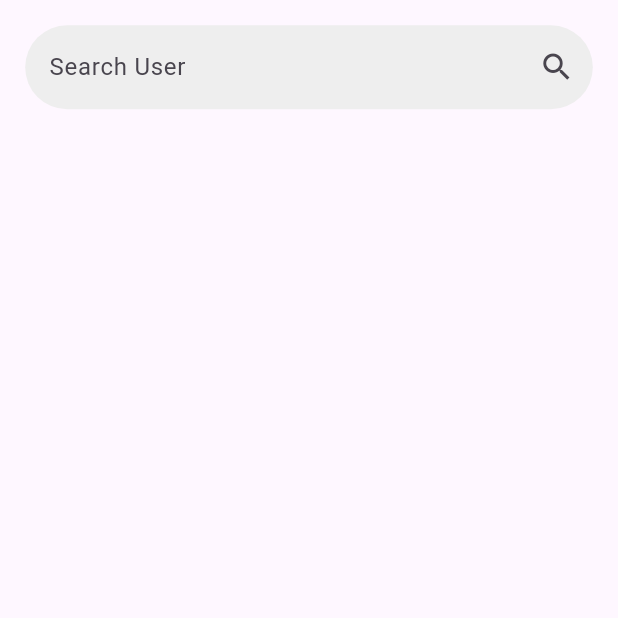
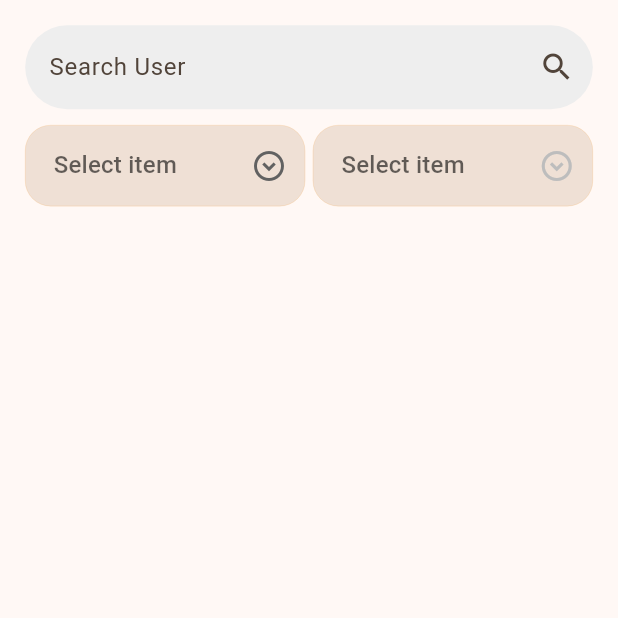
Before and after one commit to abdulrehman04/Crewmeister-app, a Flutter app: the screen it shows after launch, on a phone screen of 412 x 824 dp, the top half of it. Run offline on Flutter 3.47's test engine with Material 3 defaults, Android fonts, the phone set to English and light mode, and no system bars; our stand-ins replace flutter_screenutil, form_builder_validators, go_router, google_fonts.

Commit message:
feat: Update AppTheme colors and add AppDropdown

```diff
--- a/lib/configs/theme/_colors.dart
+++ b/lib/configs/theme/_colors.dart
@@ -1,6 +1,7 @@
 part of '../configs.dart';
 
 abstract class AppTheme {
-  static const kPrimary = Color(0xFFF7931E);
+  static const kPrimary = Color(0xFFfb9318);
   static const kWhite = Colors.white;
+  static const textSecondary = Color.fromARGB(255, 137, 137, 139);
 }
--- a/lib/main.dart
+++ b/lib/main.dart
@@ -1,3 +1,4 @@
+import 'package:crewmeister_app/configs/configs.dart';
 import 'package:crewmeister_app/router/app_router.dart';
 import 'package:flutter/material.dart';
 import 'package:flutter_screenutil/flutter_screenutil.dart';
@@ -36,8 +37,9 @@ class MyApp extends StatelessWidget {
           title: 'Crewmeister App',
           debugShowCheckedModeBanner: false,
           theme: ThemeData(
-            colorScheme: ColorScheme.fromSeed(seedColor: Colors.deepPurple),
+            colorScheme: ColorScheme.fromSeed(seedColor: AppTheme.kPrimary),
             textTheme: GoogleFonts.robotoTextTheme(),
+            primaryColor: AppTheme.kPrimary,
           ),
           routerDelegate: AppRouter.router.routerDelegate,
           routeInformationParser: AppRouter.router.routeInformationParser,
--- a/lib/screens/absence_manager/absence_manager.dart
+++ b/lib/screens/absence_manager/absence_manager.dart
@@ -1,5 +1,6 @@
 import 'package:crewmeister_app/services/responsive.dart';
-import 'package:crewmeister_app/widgets/app_text_field.dart';
+import 'package:crewmeister_app/widgets/input/app_dropdown.dart';
+import 'package:crewmeister_app/widgets/input/app_text_field.dart';
 import 'package:flutter/material.dart';
 import 'package:flutter_screenutil/flutter_screenutil.dart';
 import 'package:form_builder_validators/form_builder_validators.dart';
--- a/lib/screens/absence_manager/widgets/_base_view.dart
+++ b/lib/screens/absence_manager/widgets/_base_view.dart
@@ -20,6 +20,37 @@ class _BaseView extends StatelessWidget {
             ]),
             sufffixIcon: Icons.search,
           ),
+          10.verticalSpace,
+          Row(
+            children: [
+              Expanded(
+                child: AppDropdown(
+                  hint: "Select Item",
+                  items:
+                      [1, 2, 3, 4, 5].map((e) {
+                        return DropdownMenuItem(
+                          value: e,
+                          child: Text(e.toString()),
+                        );
+                      }).toList(),
+                  onChanged: (p0) {},
+                ),
+              ),
+              5.horizontalSpace,
+              Expanded(
+                child: AppDropdown(
+                  hint: "Select Item",
+                  items:
+                      [1, 2, 3, 4, 5].map((e) {
+                        return DropdownMenuItem(
+                          value: e,
+                          child: Text(e.toString()),
+                        );
+                      }).toList(),
+                ),
+              ),
+            ],
+          ),
         ],
       ),
     );
--- /dev/null
+++ b/lib/widgets/input/app_dropdown.dart
@@ -0,0 +1,53 @@
+import 'package:crewmeister_app/configs/configs.dart';
+import 'package:crewmeister_app/configs/extensions/color_extensions.dart';
+import 'package:flutter/material.dart';
+import 'package:flutter_screenutil/flutter_screenutil.dart';
+
+class AppDropdown<T> extends StatelessWidget {
+  const AppDropdown({
+    super.key,
+    required this.hint,
+    required this.items,
+    this.isSquared = false,
+    this.validator,
+    this.width,
+    this.onChanged,
+    this.hintColor = AppTheme.textSecondary,
+  });
+  final String hint;
+  final List<DropdownMenuItem<T>> items;
+  final double? width;
+  final bool isSquared;
+  final String? Function(T?)? validator;
+  final Function(T?)? onChanged;
+  final Color hintColor;
+
+  @override
+  Widget build(BuildContext context) {
+    return SizedBox(
+      height: 70,
+      child: DropdownButtonHideUnderline(
+        child: DropdownButtonFormField(
+          icon: Icon(Icons.expand_circle_down_outlined),
+          isExpanded: true,
+          hint: Text('Select item  '),
+          decoration: InputDecoration(
+            filled: true,
+            focusedBorder: OutlineInputBorder(
+              borderRadius: BorderRadius.circular(isSquared ? 5 : 17),
+              borderSide: BorderSide(color: AppTheme.kPrimary, width: 0.7),
+            ),
+            enabledBorder: OutlineInputBorder(
+              borderRadius: BorderRadius.circular(isSquared ? 5 : 17),
+              borderSide: BorderSide(color: AppTheme.kPrimary, width: 0.1),
+            ),
+            contentPadding: EdgeInsets.all(15),
+          ),
+          items: items,
+          onChanged: onChanged,
+          validator: validator,
+        ),
+      ),
+    );
+  }
+}
```
Also changed, not shown: lib/widgets/input/app_text_field.dart (renamed from lib/widgets/app_text_field.dart).
